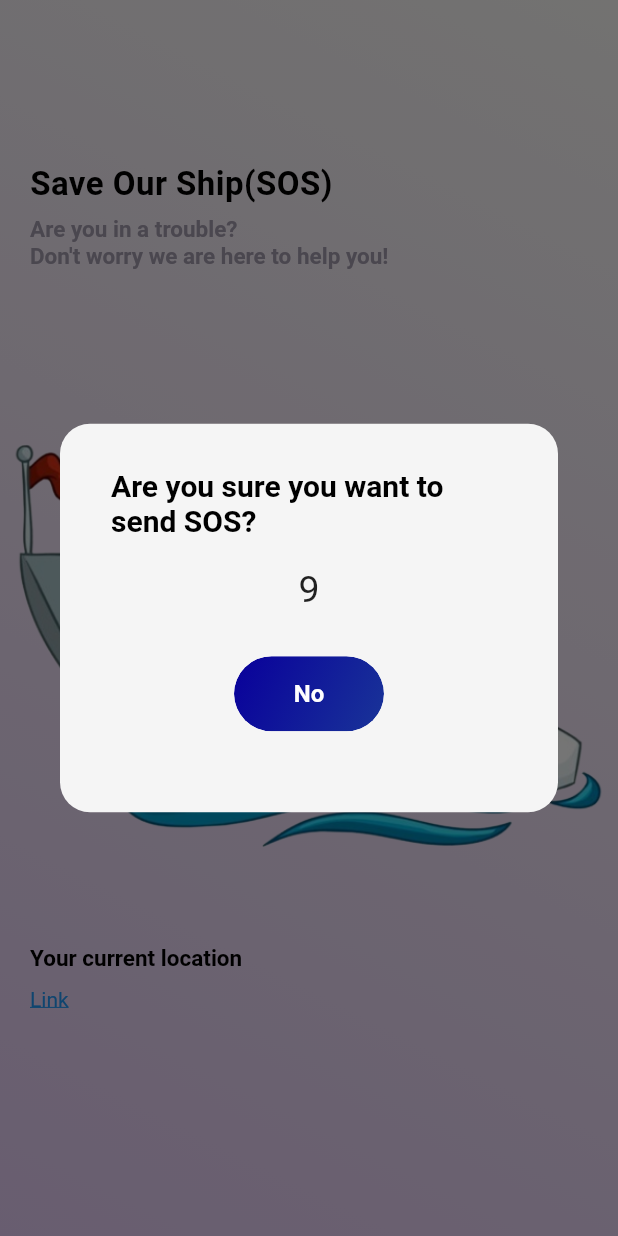
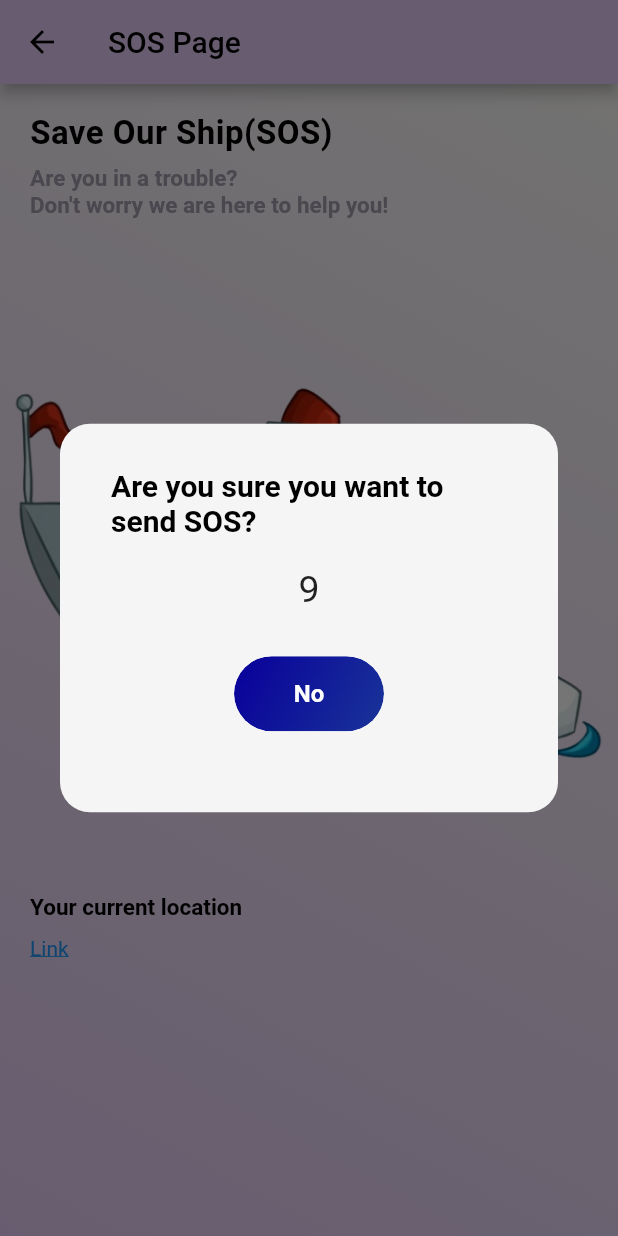
Before and after one commit to roy-shreya/hustle_squad, a Flutter app: the screen it shows once a user with an empty profile is signed in, item 2 of the bottom bar chosen, after a tap on "SOS", on a phone screen of 412 x 824 dp. Run offline on Flutter 3.47's test engine with Material 2 defaults, Android fonts, the phone set to English and light mode, and no system bars; our stand-ins replace cloud_firestore, contacts_service, firebase_auth, firebase_core, font_awesome_flutter, geocoding and 4 more; missing offline and left inert: geoflutterfire, telephony; accounts and stored records are empty; Roboto replaces fonts that are missing (Sans-Pro).

Commit message:
history done

```diff
--- a/lib/screens/getLocation.dart
+++ b/lib/screens/getLocation.dart
@@ -294,6 +294,16 @@ if(this.mounted){
   @override
   Widget build(BuildContext context) {
     return Scaffold(
+      appBar: AppBar(
+        title: Text("SOS Page",style: TextStyle(color: Colors.black),),
+        backgroundColor: Color(0xffE3CBF4),
+        leading: IconButton(
+    icon: Icon(Icons.arrow_back, color: Colors.black),
+    onPressed: () =>   Navigator.push(context,
+                        MaterialPageRoute(builder: (context) => HomePageWidget())),
+  ),
+
+      ),
       body: Container(
         decoration: const BoxDecoration(
           gradient: LinearGradient(
@@ -307,10 +317,10 @@ if(this.mounted){
         child: Column(
           children: <Widget>[
             const SizedBox(
-              height: 110,
+              height: 10,
             ),
             Padding(
-              padding: const EdgeInsets.only(left: 20, right: 16, top: 0.0),
+              padding: const EdgeInsets.only(left: 20, right: 16, top: 10.0),
               child: Row(
                 mainAxisAlignment: MainAxisAlignment.spaceBetween,
                 children: <Widget>[
--- a/lib/screens/history.dart
+++ b/lib/screens/history.dart
@@ -22,6 +22,8 @@ class _HistoryState extends State<History> {
   @override
   Widget build(BuildContext context) {
       return  Container(
+        height: 240.0,
+        width: 330.0,
       child: StreamBuilder<QuerySnapshot>(
             stream: FirebaseFirestore.instance
                 .collection('users')
@@ -29,8 +31,30 @@ class _HistoryState extends State<History> {
                 .collection('history')
                 .snapshots(),
             builder: (BuildContext context, AsyncSnapshot<QuerySnapshot> snapshot) {
-              if(!snapshot.hasData) return Text("No history available");
-              else{
+              if(snapshot.data?.size==0) {
+                return Container(
+                  width: 300,
+                  height: 200,
+
+  decoration: BoxDecoration(
+    color: Colors.white38,
+    borderRadius: BorderRadius.circular(10),
+    image: const DecorationImage(
+      image: AssetImage("images/nohistory.png"),
+      fit: BoxFit.contain,
+    ),
+  ),
+  child: Padding(
+    padding: EdgeInsets.only(left: 9.0,top: 210.0),
+    child: Row(
+      mainAxisAlignment: MainAxisAlignment.center,
+      children: [
+        Text("No history available"),
+      ],
+    ),
+  ),
+    );
+              } else{
                 return Expanded(
                   child: new ListView(
                     shrinkWrap: true,
@@ -57,7 +81,7 @@ class _HistoryState extends State<History> {
        return Container(
         margin: const EdgeInsets.only(bottom: 32,left: 30,right: 20),
         height: 80,
-        width: 5,
+        width: 20,
         decoration: BoxDecoration(
          color:  Colors.white60,
             // boxShadow: [
--- a/lib/screens/homepage_widget.dart
+++ b/lib/screens/homepage_widget.dart
@@ -277,11 +277,11 @@ class _HomePageWidgetState extends State<HomePageWidget> {
               ]),
           image: DecorationImage(
               image: AssetImage(
-                "images/girl.png",
+                "images/girl1.png",
               ),
               fit: BoxFit.scaleDown,
               scale: 1.5,
-              alignment: Alignment(1, -0.9)),
+              alignment: Alignment(1.7, -0.8)),
         ),
         child: Column(
           children: <Widget>[
@@ -366,13 +366,16 @@ class _HomePageWidgetState extends State<HomePageWidget> {
                     style: TextStyle(
                         fontFamily: 'Sans-Pro',
                         color: Colors.black,
-                        fontSize: 15,
+                        fontSize: 17,
                         fontWeight: FontWeight.w600),
                   ),
                   // ignore: prefer_const_constructors
                 ],
               ),
             ),
+            // SizedBox(
+            //   height: 40.0,
+            // ),
               History(),
 
           ],
--- a/lib/widgets/bottomnavbar.dart
+++ b/lib/widgets/bottomnavbar.dart
@@ -1,5 +1,6 @@
 import 'package:flutter/material.dart';
 import 'package:nmithacks/providPerm/google_sign_in.dart';
+import 'package:nmithacks/screens/emergencycontacts.dart';
 // ignore: import_of_legacy_library_into_null_safe
 import 'package:provider/provider.dart';
 // ignore: import_of_legacy_library_into_null_safe
@@ -73,7 +74,7 @@ class BottomNavBar extends StatelessWidget {
           BottomNavItem(
             svgScr: "images/contacts.jpg",
             press: (){
-                    //  Navigator.push(context, MaterialPageRoute(builder: (context) => EmergencyContacts()));
+                      Navigator.push(context, MaterialPageRoute(builder: (context) => EmergencyContacts()));
             },
           ),
           BottomNavItem(
```
Also changed, not shown: images/girl1.png (added), images/nohistory.png (added).
